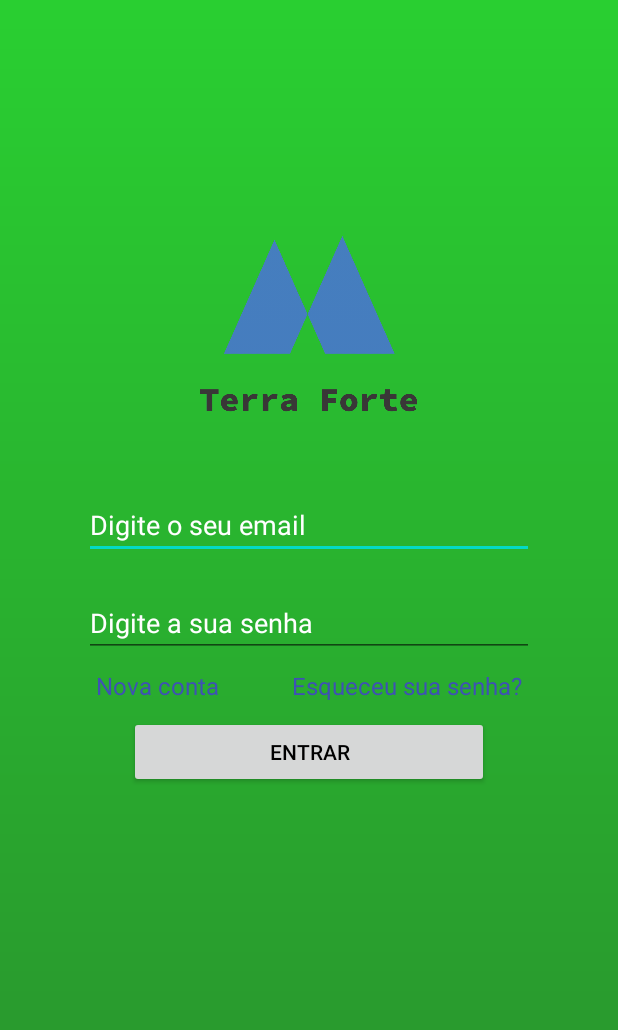
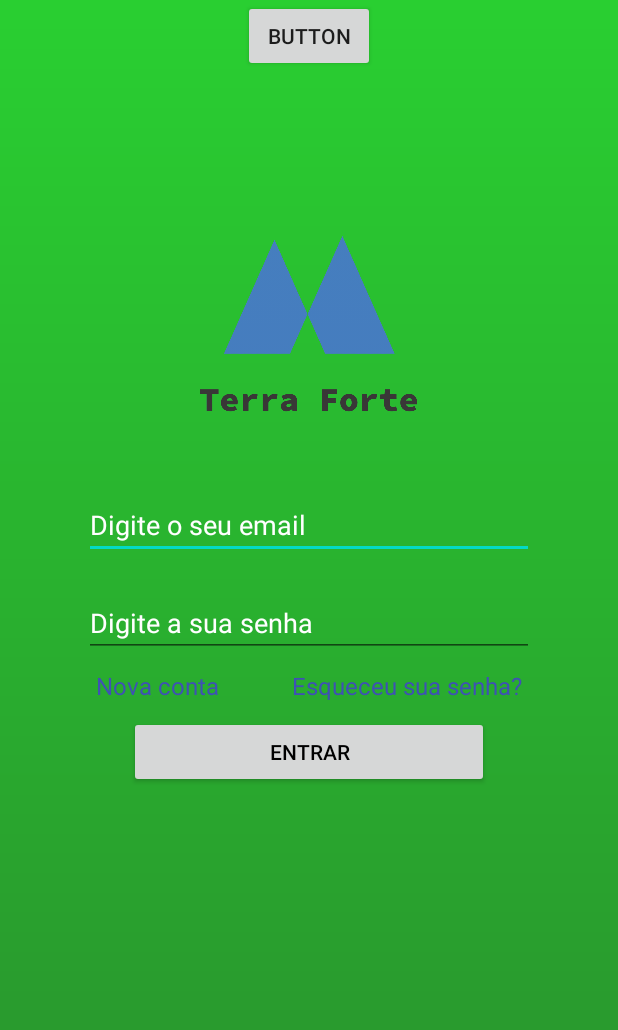
Before and after one commit to Joedson-Bomfim/DM2020.2-Terra-Forte, an Android app: the screen it shows after launch (MainActivity), on a phone screen of 412 x 824 dp. Shown: the top 1030 px of the screen. Run offline under Robolectric (Android 15) with nearby library versions, the phone set to English and light mode, and no system bars.

Commit message:
Modificação 26/06/2021 horas:21:47

```diff
--- a/app/src/main/res/layout/login.xml
+++ b/app/src/main/res/layout/login.xml
@@ -87,4 +87,13 @@
         app:layout_constraintStart_toStartOf="@+id/idEmailLogin"
         app:srcCompat="@drawable/logo" />
 
+    <Button
+        android:id="@+id/button5"
+        android:layout_width="wrap_content"
+        android:layout_height="wrap_content"
+        android:text="Button"
+        app:layout_constraintEnd_toEndOf="parent"
+        app:layout_constraintStart_toStartOf="parent"
+        tools:layout_editor_absoluteY="547dp" />
+
 </androidx.constraintlayout.widget.ConstraintLayout>
--- a/build.gradle
+++ b/build.gradle
@@ -8,7 +8,7 @@
 
     }
     dependencies {
-        classpath 'com.android.tools.build:gradle:3.6.1'
+        classpath 'com.android.tools.build:gradle:4.2.0'
 
 
         // NOTE: Do not place your application dependencies here; they belong
```
Also changed, not shown: gradle/wrapper/gradle-wrapper.properties.
